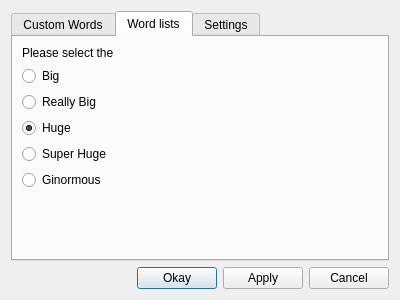
Before: the Qt Designer form settings.ui in nyov/writetype, drawn with Qt 5.
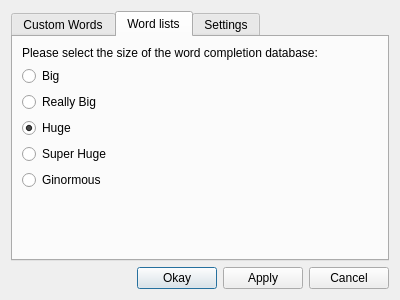
After: the same form once the commit is applied.

Commit message: another highlight button && text completion tries to guess words now if none are found

```diff
--- a/settings.ui
+++ b/settings.ui
@@ -60,7 +60,7 @@
        <item>
         <widget class="QLabel" name="label_3">
          <property name="text">
-          <string>Please select the </string>
+          <string>Please select the size of the word completion database:</string>
          </property>
         </widget>
        </item>
```
The commit also changes 5 other files.
